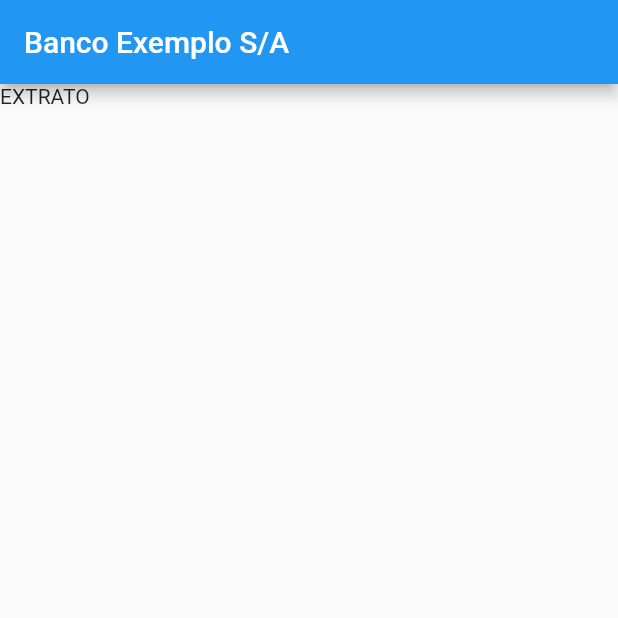
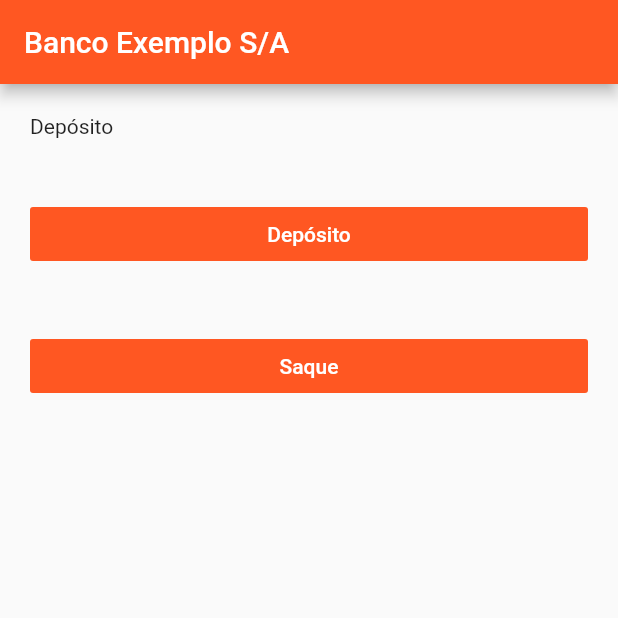
Before and after one commit to alinnegrazielle/project-flutter, a Flutter app: the screen it shows after launch, on a phone screen of 412 x 824 dp, the top half of it. Run offline on Flutter 3.47's test engine with Material 2 defaults, Android fonts, the phone set to English and light mode, and no system bars.

Commit message:
created a file for transaction logic

```diff
--- a/app_financial_transactions/lib/home_page.dart
+++ /dev/null
@@ -1,18 +0,0 @@
-import 'package:flutter/material.dart';
-
-import 'main.dart';
-
-class MyApp extends StatelessWidget {
-  // This widget is the root of your application.
-  @override
-  Widget build(BuildContext context) {
-    return MaterialApp(
-      title: 'Banco Exemplo S/A',
-      debugShowCheckedModeBanner: false,
-      theme: ThemeData(
-        primarySwatch: Colors.blue,
-      ),
-      home: HomePage(),
-    );
-  }
-}
--- /dev/null
+++ b/app_financial_transactions/lib/home_page_screen.dart
@@ -0,0 +1,66 @@
+import 'package:app_financial_transactions/transactions.dart';
+import 'package:flutter/material.dart';
+
+import 'main.dart';
+
+class HomePage extends StatefulWidget {
+  @override
+  _HomePageState createState() {
+    return _HomePageState();
+  }
+}
+
+class _HomePageState extends State<HomePage> {
+  var dep = new Deposit();
+
+  @override
+  Widget build(BuildContext context) {
+    return Scaffold(
+      appBar: AppBar(
+        title: Text("Banco Exemplo S/A"),
+      ),
+      body: ListView(
+        children: <Widget>[
+          Padding(
+            //primeiro item envolto no padding
+            padding: EdgeInsets.all(20), // espaçamento
+            child: Text(
+              dep.deposit,
+              textAlign: TextAlign.left,
+            ),
+          ),
+          Padding(
+            //primeiro item envolto no padding
+            padding: EdgeInsets.all(20), // espaçamento
+            child: FlatButton(
+              color: Theme.of(context).primaryColor,
+              child: Text(
+                "Depósito",
+                style: TextStyle(
+                  color: Colors.white,
+                ),
+              ),
+              onPressed: () {
+                setState(() {});
+              },
+            ),
+          ),
+          Padding(
+            //primeiro item envolto no padding
+            padding: EdgeInsets.all(20), // espaçamento
+            child: FlatButton(
+              color: Theme.of(context).primaryColor,
+              child: Text(
+                "Saque",
+                style: TextStyle(
+                  color: Colors.white,
+                ),
+              ),
+              onPressed: () {},
+            ),
+          ),
+        ],
+      ),
+    );
+  }
+}
--- a/app_financial_transactions/lib/main.dart
+++ b/app_financial_transactions/lib/main.dart
@@ -1,39 +1,22 @@
 import 'package:flutter/material.dart';
 
-import 'home_page.dart';
-
-import 'dart:math';
+import 'home_page_screen.dart';
 
 void main() {
   runApp(MyApp());
 }
 
-class HomePage extends StatelessWidget {
+class MyApp extends StatelessWidget {
+  // This widget is the root of your application.
   @override
   Widget build(BuildContext context) {
-    return Scaffold(
-      appBar: AppBar(
-        title: Text("Banco Exemplo S/A"),
+    return MaterialApp(
+      title: 'Banco Exemplo S/A',
+      debugShowCheckedModeBanner: false,
+      theme: ThemeData(
+        primarySwatch: Colors.deepOrange,
       ),
-      body: Container(
-        child: Text("EXTRATO"),
-      ),
+      home: HomePage(),
     );
   }
 }
-
-// class GeneratedActions extends StatefulWidget {
-//   @override
-//   _GeneratedActionsState createState() {
-//     return _GeneratedActionsState();
-//   }
-// }
-
-// class _GeneratedActionsState extends State<GeneratedActions> {
-//   random(min, max){
-//     var rn = new Random();
-//     return min + rn.nextInt(max - min);
-//   }
-// }
-
-// print(random(5, 20));
--- /dev/null
+++ b/app_financial_transactions/lib/transactions.dart
@@ -0,0 +1,3 @@
+class Deposit {
+  var deposit = "Depósito";
+}
```
